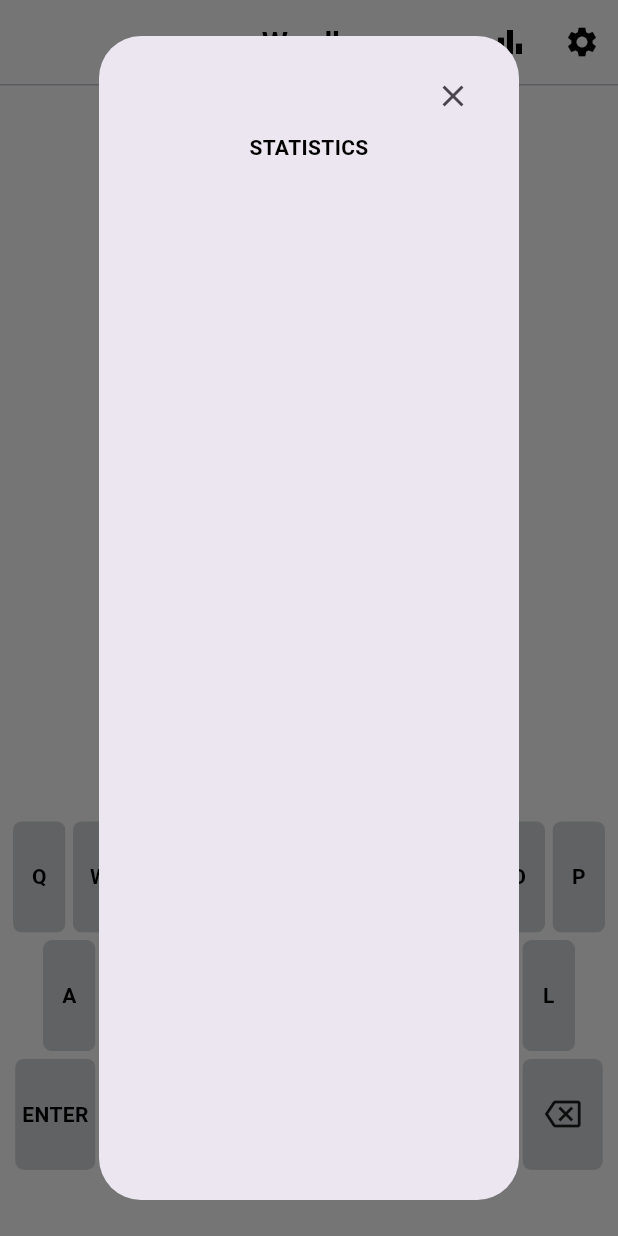
After one commit to b-artur/wordler, a Flutter app: the screen it shows after launch, after a tap on the "bar chart" icon, on a phone screen of 412 x 824 dp. The commit adds this screen. Run offline on Flutter 3.47's test engine with Material 3 defaults, Android fonts, the phone set to English and light mode, and no system bars; our stand-ins replace shared_preferences.

Commit message:
New features: -- implement statistics modal

```diff
--- /dev/null
+++ b/lib/components/stats_box.dart
@@ -0,0 +1,30 @@
+import 'package:flutter/material.dart';
+
+class StatsBox extends StatefulWidget {
+  const StatsBox({super.key});
+
+  @override
+  State<StatsBox> createState() => _StatsBoxState();
+}
+
+class _StatsBoxState extends State<StatsBox> {
+  @override
+  Widget build(BuildContext context) {
+    return AlertDialog(
+      content: Column(
+        crossAxisAlignment: CrossAxisAlignment.stretch,
+        children: [
+          IconButton(
+              alignment: Alignment.centerRight,
+              onPressed: () {},
+              icon: Icon(Icons.clear)),
+          Expanded(
+              child: Text(
+            'STATISTICS',
+            textAlign: TextAlign.center,
+          ))
+        ],
+      ),
+    );
+  }
+}
--- a/lib/pages/home_page.dart
+++ b/lib/pages/home_page.dart
@@ -2,10 +2,10 @@ import 'dart:math';
 
 import 'package:flutter/material.dart';
 import 'package:provider/provider.dart';
+import 'package:wordle/components/stats_box.dart';
 import 'package:wordle/constants/words.dart';
 import 'package:wordle/pages/settings.dart';
 import 'package:wordle/providers/controller.dart';
-import 'package:wordle/providers/theme_provider.dart';
 
 import '../components/grid.dart';
 import '../components/keyboard_row.dart';
@@ -18,7 +18,6 @@ class HomePage extends StatefulWidget {
 }
 
 class _HomePageState extends State<HomePage> {
-
   late String _word;
 
   @override
@@ -43,14 +42,18 @@ class _HomePageState extends State<HomePage> {
         centerTitle: true,
         elevation: 0,
         actions: [
-          IconButton(onPressed: (){
-            Navigator.of(context).push(MaterialPageRoute(builder: (context)
-            => Settings()
-            ));
-            // Provider.of<ThemeProvider>(context, listen: false).setTheme();
-          },
-              icon: const Icon(Icons.settings)
-          )
+          IconButton(
+              onPressed: () {
+                showDialog(context: context, builder: (_) => StatsBox());
+              },
+              icon: Icon(Icons.bar_chart_outlined)),
+          IconButton(
+              onPressed: () {
+                Navigator.of(context)
+                    .push(MaterialPageRoute(builder: (context) => Settings()));
+                // Provider.of<ThemeProvider>(context, listen: false).setTheme();
+              },
+              icon: const Icon(Icons.settings))
         ],
       ),
       body: Column(
@@ -59,16 +62,23 @@ class _HomePageState extends State<HomePage> {
             height: 1,
             thickness: 2,
           ),
-          const Expanded(
-              flex: 7,
-              child: Grid()),
+          const Expanded(flex: 7, child: Grid()),
           Expanded(
               flex: 4,
               child: const Column(
                 children: [
-                  KeyboardRow(min: 1, max: 10,),
-                  KeyboardRow(min: 11, max: 19,),
-                  KeyboardRow(min: 20, max: 29,),
+                  KeyboardRow(
+                    min: 1,
+                    max: 10,
+                  ),
+                  KeyboardRow(
+                    min: 11,
+                    max: 19,
+                  ),
+                  KeyboardRow(
+                    min: 20,
+                    max: 29,
+                  ),
                 ],
               )),
         ],
```
